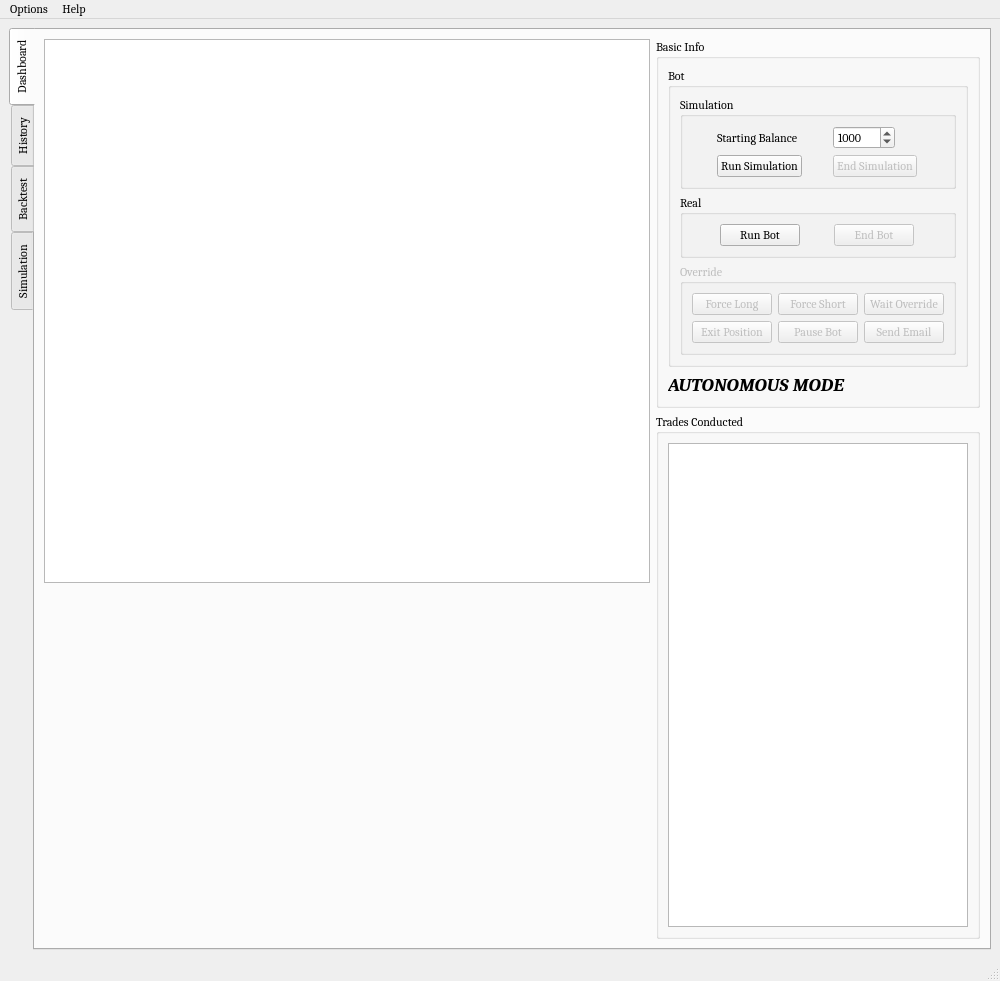
First picture: the form in UI/algobot.ui, repository ZENALC/algobot, before the edit.
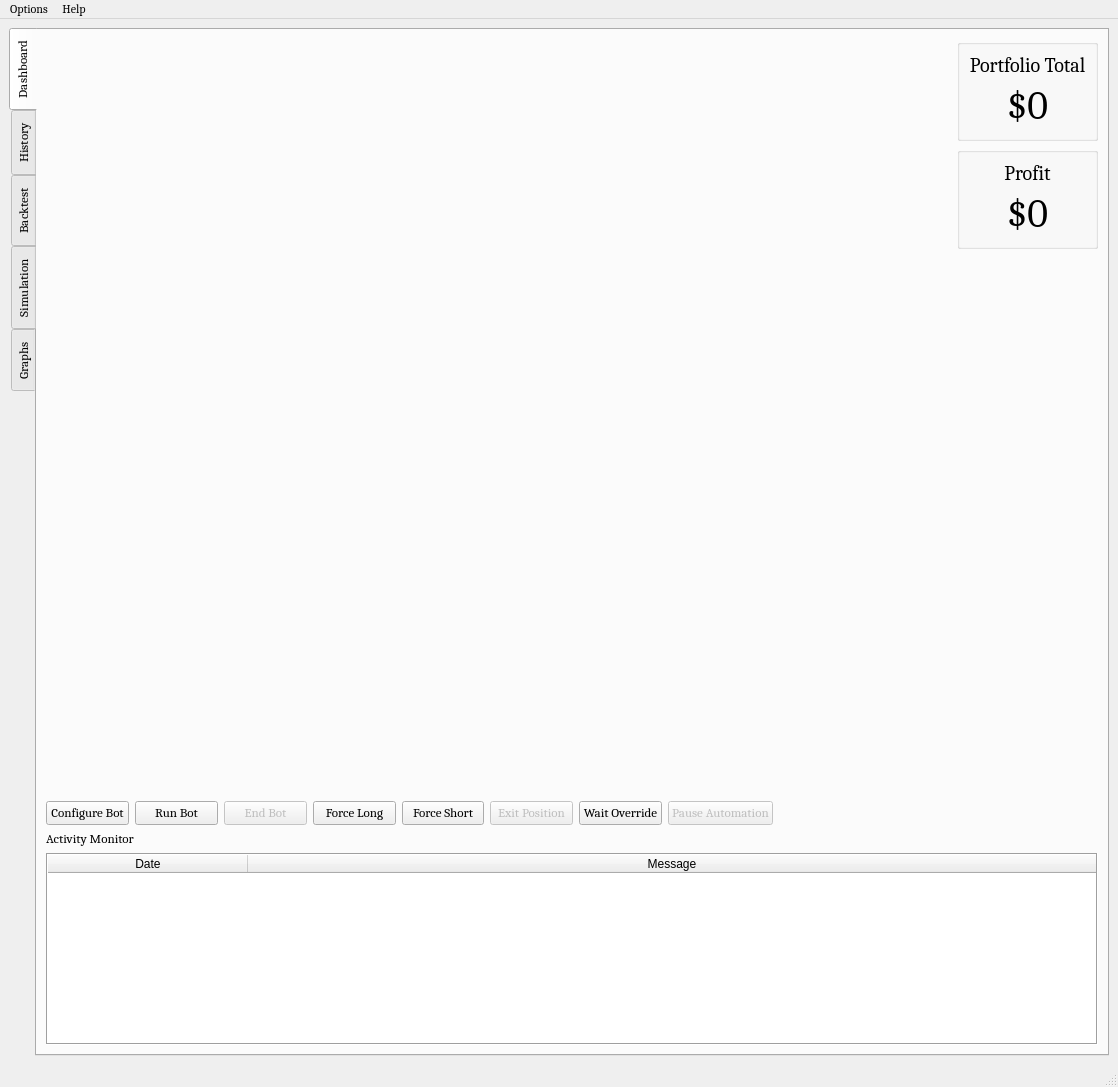
Second picture: the form after the edit. The open tabs and pages were chosen to show the change. Icons and pictures are not drawn. Custom widgets are drawn as their Qt base class.

```diff
--- a/UI/algobot.ui
+++ b/UI/algobot.ui
@@ -6,8 +6,8 @@
    <rect>
     <x>0</x>
     <y>0</y>
-    <width>1000</width>
-    <height>981</height>
+    <width>1118</width>
+    <height>1087</height>
    </rect>
   </property>
   <property name="font">
@@ -36,7 +36,7 @@
     </size>
    </property>
    <layout class="QGridLayout" name="gridLayout_2">
-    <item row="0" column="0">
+    <item row="0" column="1">
      <widget class="QTabWidget" name="homeTab">
       <property name="sizePolicy">
        <sizepolicy hsizetype="Preferred" vsizetype="Preferred">
@@ -44,6 +44,11 @@
         <verstretch>0</verstretch>
        </sizepolicy>
       </property>
+      <property name="font">
+       <font>
+        <pointsize>10</pointsize>
+       </font>
+      </property>
       <property name="tabPosition">
        <enum>QTabWidget::West</enum>
       </property>
@@ -60,341 +65,335 @@
        <attribute name="title">
         <string>Dashboard</string>
        </attribute>
-       <layout class="QGridLayout" name="gridLayout_4">
-        <item row="0" column="1">
-         <widget class="QGroupBox" name="basicInfo">
+       <layout class="QGridLayout" name="gridLayout">
+        <item row="2" column="11">
+         <spacer name="verticalSpacer">
+          <property name="orientation">
+           <enum>Qt::Vertical</enum>
+          </property>
+          <property name="sizeHint" stdset="0">
+           <size>
+            <width>20</width>
+            <height>40</height>
+           </size>
+          </property>
+         </spacer>
+        </item>
+        <item row="5" column="1" colspan="11">
+         <widget class="QTableWidget" name="activityMonitor">
           <property name="sizePolicy">
+           <sizepolicy hsizetype="Preferred" vsizetype="Preferred">
+            <horstretch>0</horstretch>
+            <verstretch>0</verstretch>
+           </sizepolicy>
+          </property>
+          <property name="frameShape">
+           <enum>QFrame::Box</enum>
+          </property>
+          <property name="frameShadow">
+           <enum>QFrame::Sunken</enum>
+          </property>
+          <property name="showGrid">
+           <bool>true</bool>
+          </property>
+          <property name="gridStyle">
+           <enum>Qt::SolidLine</enum>
+          </property>
+          <property name="sortingEnabled">
+           <bool>true</bool>
+          </property>
+          <property name="wordWrap">
+           <bool>true</bool>
+          </property>
+          <attribute name="horizontalHeaderCascadingSectionResizes">
+           <bool>true</bool>
+          </attribute>
+          <attribute name="horizontalHeaderDefaultSectionSize">
+           <number>200</number>
+          </attribute>
+          <attribute name="horizontalHeaderStretchLastSection">
+           <bool>true</bool>
+          </attribute>
+          <attribute name="verticalHeaderVisible">
+           <bool>false</bool>
+          </attribute>
+          <attribute name="verticalHeaderCascadingSectionResizes">
+           <bool>false</bool>
+          </attribute>
+          <attribute name="verticalHeaderDefaultSectionSize">
+           <number>30</number>
+          </attribute>
+          <attribute name="verticalHeaderStretchLastSection">
+           <bool>false</bool>
+          </attribute>
+          <column>
+           <property name="text">
+            <string>Date</string>
+           </property>
+          </column>
+          <column>
+           <property name="text">
+            <string>Message</string>
+           </property>
+          </column>
+         </widget>
+        </item>
+        <item row="4" column="1" colspan="4">
+         <widget class="QLabel" name="label">
+          <property name="sizePolicy">
            <sizepolicy hsizetype="Preferred" vsizetype="Fixed">
             <horstretch>0</horstretch>
             <verstretch>0</verstretch>
            </sizepolicy>
           </property>
+          <property name="text">
+           <string>Activity Monitor</string>
+          </property>
+         </widget>
+        </item>
+        <item row="1" column="11">
+         <widget class="QGroupBox" name="groupBox_4">
+          <property name="sizePolicy">
+           <sizepolicy hsizetype="Preferred" vsizetype="Maximum">
+            <horstretch>0</horstretch>
+            <verstretch>0</verstretch>
+           </sizepolicy>
+          </property>
           <property name="title">
-           <string>Basic Info</string>
+           <string/>
           </property>
-          <layout class="QGridLayout" name="gridLayout_6">
-           <item row="0" column="0">
-            <widget class="QGroupBox" name="botGroupBox">
-             <property name="sizePolicy">
-              <sizepolicy hsizetype="Preferred" vsizetype="Fixed">
-               <horstretch>0</horstretch>
-               <verstretch>0</verstretch>
-              </sizepolicy>
+          <layout class="QVBoxLayout" name="verticalLayout_2">
+           <item>
+            <widget class="QLabel" name="label_4">
+             <property name="font">
+              <font>
+               <pointsize>15</pointsize>
+              </font>
              </property>
-             <property name="title">
-              <string>Bot</string>
+             <property name="text">
+              <string>Profit</string>
              </property>
-             <layout class="QVBoxLayout" name="verticalLayout">
-              <item>
-               <widget class="QGroupBox" name="simulationBotGroupBox">
-                <property name="sizePolicy">
-                 <sizepolicy hsizetype="Preferred" vsizetype="Preferred">
-                  <horstretch>0</horstretch>
-                  <verstretch>0</verstretch>
-                 </sizepolicy>
-                </property>
-                <property name="title">
-                 <string>Simulation</string>
-                </property>
-                <layout class="QGridLayout" name="gridLayout_8">
-                 <item row="3" column="0">
-                  <widget class="QPushButton" name="runSimulationButton">
-                   <property name="sizePolicy">
-                    <sizepolicy hsizetype="Fixed" vsizetype="Fixed">
-                     <horstretch>0</horstretch>
-                     <verstretch>0</verstretch>
-                    </sizepolicy>
-                   </property>
-                   <property name="toolTip">
-                    <string>Button to run simulation</string>
-                   </property>
-                   <property name="text">
-                    <string>Run Simulation</string>
-                   </property>
-                  </widget>
-                 </item>
-                 <item row="1" column="1">
-                  <widget class="QSpinBox" name="simulationStartingBalanceSpinBox">
-                   <property name="sizePolicy">
-                    <sizepolicy hsizetype="Fixed" vsizetype="Fixed">
-                     <horstretch>0</horstretch>
-                     <verstretch>0</verstretch>
-                    </sizepolicy>
-                   </property>
-                   <property name="toolTip">
-                    <string>Starting balance for simulation. Minimum possible value is $100.</string>
-                   </property>
-                   <property name="minimum">
-                    <number>100</number>
-                   </property>
-                   <property name="maximum">
-                    <number>99999999</number>
-                   </property>
-                   <property name="singleStep">
-                    <number>25</number>
-                   </property>
-                   <property name="value">
-                    <number>1000</number>
-                   </property>
-                  </widget>
-                 </item>
-                 <item row="3" column="1">
-                  <widget class="QPushButton" name="endSimulationButton">
-                   <property name="enabled">
-                    <bool>false</bool>
-                   </property>
-                   <property name="sizePolicy">
-                    <sizepolicy hsizetype="Fixed" vsizetype="Fixed">
-                     <horstretch>0</horstretch>
-                     <verstretch>0</verstretch>
-                    </sizepolicy>
-                   </property>
-                   <property name="toolTip">
-                    <string>Button to end simulation</string>
-                   </property>
-                   <property name="text">
-                    <string>End Simulation</string>
-                   </property>
-                  </widget>
-                 </item>
-                 <item row="1" column="0">
-                  <widget class="QLabel" name="simulationStartingBalance">
-                   <property name="sizePolicy">
-                    <sizepolicy hsizetype="Fixed" vsizetype="Preferred">
-                     <horstretch>0</horstretch>
-                     <verstretch>0</verstretch>
-                    </sizepolicy>
-                   </property>
-                   <property name="text">
-                    <string>Starting Balance</string>
-                   </property>
-                  </widget>
-                 </item>
-                </layout>
-               </widget>
-              </item>
-              <item>
-               <widget class="QGroupBox" name="realBotGroupBox">
-                <property name="enabled">
-                 <bool>true</bool>
-                </property>
-                <property name="sizePolicy">
-                 <sizepolicy hsizetype="Preferred" vsizetype="Preferred">
-                  <horstretch>0</horstretch>
-                  <verstretch>0</verstretch>
-                 </sizepolicy>
-                </property>
-                <property name="title">
-                 <string>Real</string>
-                </property>
-                <layout class="QGridLayout" name="gridLayout">
-                 <item row="0" column="0">
-                  <widget class="QPushButton" name="runRealBot">
-                   <property name="sizePolicy">
-                    <sizepolicy hsizetype="Fixed" vsizetype="Fixed">
-                     <horstretch>0</horstretch>
-                     <verstretch>0</verstretch>
-                    </sizepolicy>
-                   </property>
-                   <property name="toolTip">
-                    <string>Run live bot.</string>
-                   </property>
-                   <property name="text">
-                    <string>Run Bot</string>
-                   </property>
-                  </widget>
-                 </item>
-                 <item row="0" column="1">
-                  <widget class="QPushButton" name="endBotWithExitingTrade">
-                   <property name="enabled">
-                    <bool>false</bool>
-                   </property>
-                   <property name="sizePolicy">
-                    <sizepolicy hsizetype="Fixed" vsizetype="Fixed">
-                     <horstretch>0</horstretch>
-                     <verstretch>0</verstretch>
-                    </sizepolicy>
-                   </property>
-                   <property name="toolTip">
-                    <string>End live bot.</string>
-                   </property>
-                   <property name="text">
-                    <string>End Bot</string>
-                   </property>
-                  </widget>
-                 </item>
-                </layout>
-               </widget>
-              </item>
-              <item>
-               <widget class="QGroupBox" name="overrideGroupBox">
-                <property name="enabled">
-                 <bool>false</bool>
-                </property>
-                <property name="sizePolicy">
-                 <sizepolicy hsizetype="Preferred" vsizetype="Preferred">
-                  <horstretch>0</horstretch>
-                  <verstretch>0</verstretch>
-                 </sizepolicy>
-                </property>
-                <property name="title">
-                 <string>Override</string>
-                </property>
-                <layout class="QGridLayout" name="gridLayout_5">
-                 <item row="0" column="0">
-                  <widget class="QPushButton" name="forceLongButton">
-                   <property name="sizePolicy">
-                    <sizepolicy hsizetype="Fixed" vsizetype="Fixed">
-                     <horstretch>0</horstretch>
-                     <verstretch>0</verstretch>
-                    </sizepolicy>
-                   </property>
-                   <property name="toolTip">
-                    <string>Force bot to take long position</string>
-                   </property>
-                   <property name="text">
-                    <string>Force Long</string>
-                   </property>
-                  </widget>
-                 </item>
-                 <item row="0" column="1">
-                  <widget class="QPushButton" name="forceShortButton">
-                   <property name="sizePolicy">
-                    <sizepolicy hsizetype="Fixed" vsizetype="Fixed">
-                     <horstretch>0</horstretch>
-                     <verstretch>0</verstretch>
-                    </sizepolicy>
-                   </property>
-                   <property name="toolTip">
-                    <string>Force bot to take short position</string>
-                   </property>
-                   <property name="text">
-                    <string>Force Short</string>
-                   </property>
-                  </widget>
-                 </item>
-                 <item row="1" column="1">
-                  <widget class="QPushButton" name="pauseBotButton">
-                   <property name="enabled">
-                    <bool>false</bool>
-                   </property>
-                   <property name="sizePolicy">
-                    <sizepolicy hsizetype="Fixed" vsizetype="Fixed">
-                     <horstretch>0</horstretch>
-                     <verstretch>0</verstretch>
-                    </sizepolicy>
-                   </property>
-                   <property name="toolTip">
-                    <string>Pause bot</string>
-                   </property>
-                   <property name="text">
-                    <string>Pause Bot</string>
-                   </property>
-                  </widget>
-                 </item>
-                 <item row="1" column="0">
-                  <widget class="QPushButton" name="exitPositionButton">
-                   <property name="enabled">
-                    <bool>false</bool>
-                   </property>
-                   <property name="text">
-                    <string>Exit Position</string>
-                   </property>
-                  </widget>
-                 </item>
-                 <item row="0" column="2">
-                  <widget class="QPushButton" name="waitOverrideButton">
-                   <property name="text">
-                    <string>Wait Override</string>
-                   </property>
-                  </widget>
-                 </item>
-                 <item row="1" column="2">
-                  <widget class="QPushButton" name="sendEmailButton">
-                   <property name="text">
-                    <string>Send Email</string>
-                   </property>
-                  </widget>
-                 </item>
-                </layout>
-               </widget>
-              </item>
-             </layout>
+             <property name="alignment">
+              <set>Qt::AlignCenter</set>
+             </property>
             </widget>
            </item>
-           <item row="1" column="0">
-            <widget class="QLabel" name="autonomousStateLabel">
+           <item>
+            <widget class="QLabel" name="label_5">
              <property name="font">
               <font>
-               <pointsize>14</pointsize>
-               <weight>75</weight>
-               <italic>true</italic>
-               <bold>true</bold>
-               <underline>false</underline>
+               <pointsize>30</pointsize>
               </font>
              </property>
              <property name="text">
-              <string>AUTONOMOUS MODE</string>
+              <string>$0</string>
              </property>
+             <property name="alignment">
+              <set>Qt::AlignCenter</set>
+             </property>
             </widget>
            </item>
           </layout>
          </widget>
         </item>
-        <item row="1" column="1">
-         <widget class="QGroupBox" name="tradesConductedGroupBox">
+        <item row="0" column="11">
+         <widget class="QGroupBox" name="groupBox_3">
           <property name="sizePolicy">
-           <sizepolicy hsizetype="Fixed" vsizetype="Preferred">
+           <sizepolicy hsizetype="Preferred" vsizetype="Maximum">
             <horstretch>0</horstretch>
             <verstretch>0</verstretch>
            </sizepolicy>
           </property>
           <property name="title">
-           <string>Trades Conducted</string>
+           <string/>
           </property>
-          <layout class="QGridLayout" name="gridLayout_10">
-           <item row="0" column="0">
-            <widget class="QListWidget" name="tradesListWidget">
-             <property name="sizePolicy">
-              <sizepolicy hsizetype="Preferred" vsizetype="Preferred">
-               <horstretch>0</horstretch>
-               <verstretch>0</verstretch>
-              </sizepolicy>
+          <layout class="QVBoxLayout" name="verticalLayout">
+           <item>
+            <widget class="QLabel" name="label_2">
+             <property name="font">
+              <font>
+               <pointsize>15</pointsize>
+              </font>
              </property>
-             <property name="minimumSize">
-              <size>
-               <width>300</width>
-               <height>0</height>
-              </size>
+             <property name="text">
+              <string>Portfolio Total</string>
              </property>
+             <property name="alignment">
+              <set>Qt::AlignCenter</set>
+             </property>
             </widget>
            </item>
+           <item>
+            <widget class="QLabel" name="label_3">
+             <property name="font">
+              <font>
+               <pointsize>30</pointsize>
+              </font>
+             </property>
+             <property name="text">
+              <string>$0</string>
+             </property>
+             <property name="alignment">
+              <set>Qt::AlignCenter</set>
+             </property>
+            </widget>
+           </item>
           </layout>
          </widget>
         </item>
-        <item row="0" column="0" rowspan="2">
-         <layout class="QVBoxLayout" name="Center">
-          <property name="sizeConstraint">
-           <enum>QLayout::SetDefaultConstraint</enum>
+        <item row="0" column="1" rowspan="3" colspan="10">
+         <widget class="PlotWidget" name="realGraph" native="true">
+          <property name="minimumSize">
+           <size>
+            <width>0</width>
+            <height>350</height>
+           </size>
           </property>
-          <item>
-           <widget class="QTextEdit" name="botOutput">
-            <property name="readOnly">
-             <bool>true</bool>
-            </property>
-           </widget>
-          </item>
-          <item>
-           <widget class="PlotWidget" name="graphWidget" native="true">
-            <property name="minimumSize">
-             <size>
-              <width>0</width>
-              <height>350</height>
-             </size>
-            </property>
-           </widget>
-          </item>
-         </layout>
+         </widget>
+        </item>
+        <item row="3" column="1">
+         <widget class="QPushButton" name="configureBotButton">
+          <property name="sizePolicy">
+           <sizepolicy hsizetype="Preferred" vsizetype="Fixed">
+            <horstretch>0</horstretch>
+            <verstretch>0</verstretch>
+           </sizepolicy>
+          </property>
+          <property name="text">
+           <string>Configure Bot</string>
+          </property>
+         </widget>
+        </item>
+        <item row="3" column="2">
+         <widget class="QPushButton" name="runBotButton">
+          <property name="sizePolicy">
+           <sizepolicy hsizetype="Preferred" vsizetype="Fixed">
+            <horstretch>0</horstretch>
+            <verstretch>0</verstretch>
+           </sizepolicy>
+          </property>
+          <property name="toolTip">
+           <string>Run live bot.</string>
+          </property>
+          <property name="text">
+           <string>Run Bot</string>
+          </property>
+         </widget>
+        </item>
+        <item row="3" column="3">
+         <widget class="QPushButton" name="endBotButton">
+          <property name="enabled">
+           <bool>false</bool>
+          </property>
+          <property name="sizePolicy">
+           <sizepolicy hsizetype="Preferred" vsizetype="Fixed">
+            <horstretch>0</horstretch>
+            <verstretch>0</verstretch>
+           </sizepolicy>
+          </property>
+          <property name="toolTip">
+           <string>End live bot.</string>
+          </property>
+          <property name="text">
+           <string>End Bot</string>
+          </property>
+         </widget>
+        </item>
+        <item row="3" column="4">
+         <widget class="QPushButton" name="forceLongButton">
+          <property name="sizePolicy">
+           <sizepolicy hsizetype="Preferred" vsizetype="Fixed">
+            <horstretch>0</horstretch>
+            <verstretch>0</verstretch>
+           </sizepolicy>
+          </property>
+          <property name="toolTip">
+           <string>Force bot to take long position</string>
+          </property>
+          <property name="text">
+           <string>Force Long</string>
+          </property>
+         </widget>
+        </item>
+        <item row="3" column="5">
+         <widget class="QPushButton" name="forceShortButton">
+          <property name="sizePolicy">
+           <sizepolicy hsizetype="Preferred" vsizetype="Fixed">
+            <horstretch>0</horstretch>
+            <verstretch>0</verstretch>
+           </sizepolicy>
+          </property>
+          <property name="toolTip">
+           <string>Force bot to take short position</string>
+          </property>
+          <property name="text">
+           <string>Force Short</string>
+          </property>
+         </widget>
+        </item>
+        <item row="3" column="6">
+         <widget class="QPushButton" name="exitPositionButton">
+          <property name="enabled">
+           <bool>false</bool>
+          </property>
+          <property name="sizePolicy">
+           <sizepolicy hsizetype="Preferred" vsizetype="Fixed">
+            <horstretch>0</horstretch>
+            <verstretch>0</verstretch>
+           </sizepolicy>
+          </property>
+          <property name="text">
+           <string>Exit Position</string>
+          </property>
+         </widget>
+        </item>
+        <item row="3" column="7">
+         <widget class="QPushButton" name="waitOverrideButton">
+          <property name="sizePolicy">
+           <sizepolicy hsizetype="Preferred" vsizetype="Fixed">
+            <horstretch>0</horstretch>
+            <verstretch>0</verstretch>
+           </sizepolicy>
+          </property>
+          <property name="text">
+           <string>Wait Override</string>
+          </property>
+         </widget>
+        </item>
+        <item row="3" column="8">
+         <widget class="QPushButton" name="pauseBotButton">
+          <property name="enabled">
+           <bool>false</bool>
+          </property>
+          <property name="sizePolicy">
+           <sizepolicy hsizetype="Fixed" vsizetype="Fixed">
+            <horstretch>0</horstretch>
+            <verstretch>0</verstretch>
+           </sizepolicy>
+          </property>
+          <property name="toolTip">
+           <string>Pause bot</string>
+          </property>
+          <property name="text">
+           <string>Pause Automation</string>
+          </property>
+         </widget>
+        </item>
+        <item row="3" column="9" colspan="3">
+         <spacer name="horizontalSpacer_2">
+          <property name="orientation">
+           <enum>Qt::Horizontal</enum>
+          </property>
+          <property name="sizeType">
+           <enum>QSizePolicy::Expanding</enum>
+          </property>
+          <property name="sizeHint" stdset="0">
+           <size>
+            <width>40</width>
+            <height>20</height>
+           </size>
+          </property>
+         </spacer>
         </item>
        </layout>
       </widget>
@@ -402,7 +401,25 @@
        <attribute name="title">
         <string>History</string>
        </attribute>
-       <layout class="QGridLayout" name="gridLayout_15">
+       <layout class="QGridLayout" name="gridLayout_4">
+        <item row="0" column="0">
+         <widget class="QLabel" name="tradeHistoryLabel">
+          <property name="sizePolicy">
+           <sizepolicy hsizetype="Preferred" vsizetype="Fixed">
+            <horstretch>0</horstretch>
+            <verstretch>0</verstretch>
+           </sizepolicy>
+          </property>
+          <property name="font">
+           <font>
+            <pointsize>15</pointsize>
+           </font>
+          </property>
+          <property name="text">
+           <string>Trade History</string>
+          </property>
+         </widget>
+        </item>
         <item row="1" column="0">
          <widget class="QTableWidget" name="historyTable">
           <property name="sizePolicy">
@@ -490,24 +507,16 @@
             <string>Date</string>
            </property>
           </column>
-         </widget>
-        </item>
-        <item row="0" column="0">
-         <widget class="QLabel" name="label_2">
-          <property name="sizePolicy">
-           <sizepolicy hsizetype="Preferred" vsizetype="Fixed">
-            <horstretch>0</horstretch>
-            <verstretch>0</verstretch>
-           </sizepolicy>
-          </property>
-          <property name="font">
-           <font>
-            <pointsize>15</pointsize>
-           </font>
-          </property>
-          <property name="text">
-           <string>Trade History</string>
-          </property>
+          <column>
+           <property name="text">
+            <string>Action</string>
+           </property>
+          </column>
+          <column>
+           <property name="text">
+            <string>Reason</string>
+           </property>
+          </column>
          </widget>
         </item>
        </layout>
@@ -678,7 +687,128 @@
         <string>Simulation</string>
        </attribute>
        <layout class="QGridLayout" name="gridLayout_3">
-        <item row="2" column="0" colspan="10">
+        <item row="2" column="3">
+         <widget class="QPushButton" name="forceLongSimulationButton">
+          <property name="sizePolicy">
+           <sizepolicy hsizetype="Preferred" vsizetype="Fixed">
+            <horstretch>0</horstretch>
+            <verstretch>0</verstretch>
+           </sizepolicy>
+          </property>
+          <property name="font">
+           <font>
+            <pointsize>10</pointsize>
+           </font>
+          </property>
+          <property name="text">
+           <string>Force Long</string>
+          </property>
+         </widget>
+        </item>
+        <item row="2" column="5">
+         <widget class="QPushButton" name="exitPositionSimulationButton">
+          <property name="sizePolicy">
+           <sizepolicy hsizetype="Preferred" vsizetype="Fixed">
+            <horstretch>0</horstretch>
+            <verstretch>0</verstretch>
+           </sizepolicy>
+          </property>
+          <property name="font">
+           <font>
+            <pointsize>10</pointsize>
+           </font>
+          </property>
+          <property name="text">
+           <string>Exit Position</string>
+          </property>
+         </widget>
+        </item>
+        <item row="2" column="4">
+         <widget class="QPushButton" name="forceShortSimulationButton">
+          <property name="sizePolicy">
+           <sizepolicy hsizetype="Preferred" vsizetype="Fixed">
+            <horstretch>0</horstretch>
+            <verstretch>0</verstretch>
+           </sizepolicy>
+          </property>
+          <property name="font">
+           <font>
+            <pointsize>10</pointsize>
+           </font>
+          </property>
+          <property name="text">
+           <string>Force Short</string>
+          </property>
+         </widget>
+        </item>
+        <item row="2" column="2">
+         <widget class="QPushButton" name="endSimulationButton">
+          <property name="sizePolicy">
+           <sizepolicy hsizetype="Preferred" vsizetype="Fixed">
+            <horstretch>0</horstretch>
+            <verstretch>0</verstretch>
+           </sizepolicy>
+          </property>
+          <property name="font">
+           <font>
+            <pointsize>10</pointsize>
+           </font>
+          </property>
+          <property name="text">
+           <string>End Simulation</string>
+          </property>
+         </widget>
+        </item>
+        <item row="2" column="6">
+         <widget class="QPushButton" name="waitOverrideSimulationButton">
+          <property name="sizePolicy">
+           <sizepolicy hsizetype="Preferred" vsizetype="Fixed">
+            <horstretch>0</horstretch>
+            <verstretch>0</verstretch>
+           </sizepolicy>
+          </property>
+          <property name="font">
+           <font>
+            <pointsize>10</pointsize>
+           </font>
+          </property>
+          <property name="text">
+           <string>Wait Override</string>
+          </property>
+         </widget>
+        </item>
+        <item row="2" column="7">
+         <widget class="QPushButton" name="pauseBotSimulationButton">
+          <property name="sizePolicy">
+           <sizepolicy hsizetype="Preferred" vsizetype="Fixed">
+            <horstretch>0</horstretch>
+            <verstretch>0</verstretch>
+           </sizepolicy>
+          </property>
+          <property name="font">
+           <font>
+            <pointsize>10</pointsize>
+           </font>
+          </property>
+          <property name="text">
+           <string>Pause Automation</string>
+          </property>
+         </widget>
+        </item>
+        <item row="2" column="8">
+         <spacer name="horizontalSpacer">
+          <property name="orientation">
+           <enum>Qt::Horizontal</enum>
+          </property>
+          <property name="sizeHint" stdset="0">
+           <size>
+            <width>40</width>
+            <height>20</height>
+           </size>
+          </property>
+         </spacer>
+        </item>
+        <item row="3" column="0" colspan="10">
          <widget class="QTableWidget" name="simulationTable">
           <property name="sizePolicy">
            <sizepolicy hsizetype="Preferred" vsizetype="Fixed">
@@ -902,26 +1032,8 @@
           </property>
          </widget>
         </item>
-        <item row="1" column="4">
-         <widget class="QPushButton" name="pushButton_3">
-          <property name="sizePolicy">
-           <sizepolicy hsizetype="Preferred" vsizetype="Fixed">
-            <horstretch>0</horstretch>
-            <verstretch>0</verstretch>
-           </sizepolicy>
-          </property>
-          <property name="font">
-           <font>
-            <pointsize>10</pointsize>
-           </font>
-          </property>
-          <property name="text">
-           <string>End Simulation</string>
-          </property>
-         </widget>
-        </item>
-        <item row="1" column="2" colspan="2">
-         <widget class="QPushButton" name="pushButton_2">
+        <item row="2" column="1">
+         <widget class="QPushButton" name="runSimulationButton">
           <property name="sizePolicy">
            <sizepolicy hsizetype="Preferred" vsizetype="Fixed">
             <horstretch>0</horstretch>
@@ -938,6 +1050,56 @@
           </property>
          </widget>
         </item>
+        <item row="1" column="0" colspan="9">
+         <widget class="PlotWidget" name="simulationGraph" native="true">
+          <property name="sizePolicy">
+           <sizepolicy hsizetype="Preferred" vsizetype="Preferred">
+            <horstretch>0</horstretch>
+            <verstretch>0</verstretch>
+           </sizepolicy>
+          </property>
+          <property name="minimumSize">
+           <size>
+            <width>0</width>
+            <height>350</height>
+           </size>
+          </property>
+         </widget>
+        </item>
+       </layout>
+      </widget>
+      <widget class="QWidget" name="graphTab">
+       <attribute name="title">
+        <string>Graphs</string>
+       </attribute>
+       <layout class="QVBoxLayout" name="verticalLayout_3">
+        <item>
+         <widget class="PlotWidget" name="simulationAvgGraph" native="true">
+          <property name="minimumSize">
+           <size>
+            <width>0</width>
+            <height>350</height>
+           </size>
+          </property>
+         </widget>
+        </item>
+        <item>
+         <widget class="Line" name="line">
+          <property name="orientation">
+           <enum>Qt::Horizontal</enum>
+          </property>
+         </widget>
+        </item>
+        <item>
+         <widget class="PlotWidget" name="avgGraph" native="true">
+          <property name="minimumSize">
+           <size>
+            <width>0</width>
+            <height>350</height>
+           </size>
+          </property>
+         </widget>
+        </item>
        </layout>
       </widget>
      </widget>
@@ -949,7 +1111,7 @@
     <rect>
      <x>0</x>
      <y>0</y>
-     <width>1000</width>
+     <width>1118</width>
      <height>21</height>
     </rect>
    </property>
```
Left out of the diff: 187 changed lines with no effect on the pictures.
